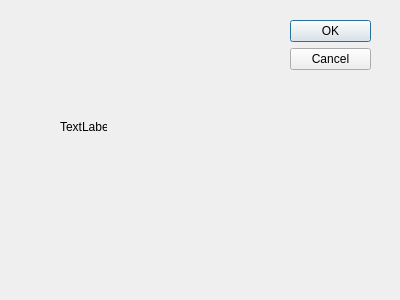
This is dialogalta.ui in TellaCampos/proyecto-escuela as Qt 5 draws it before an edit. The edited form follows.
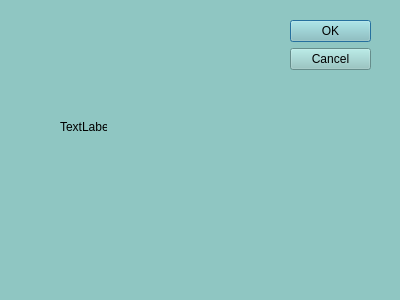
This is the edited form.

Diff of the .ui file:
```diff
--- a/dialogalta.ui
+++ b/dialogalta.ui
@@ -13,6 +13,9 @@
   <property name="windowTitle">
    <string>Dialog</string>
   </property>
+  <property name="styleSheet">
+   <string notr="true">background-color: rgb(143, 198, 194);</string>
+  </property>
   <widget class="QDialogButtonBox" name="buttonBox">
    <property name="geometry">
     <rect>
```
